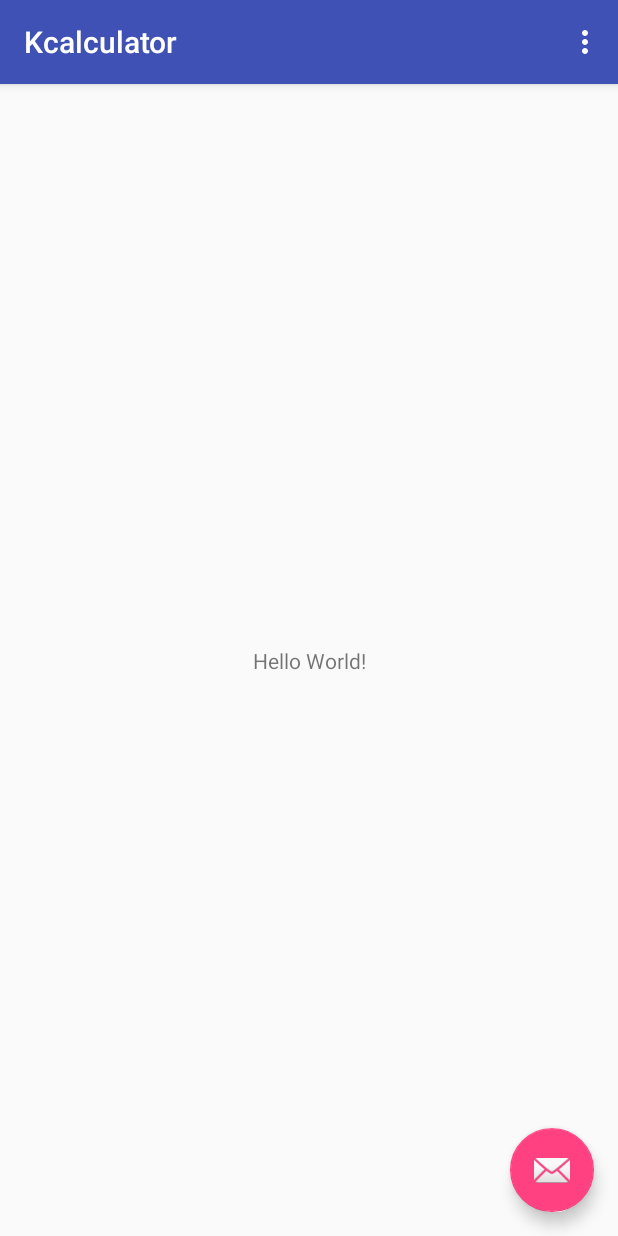
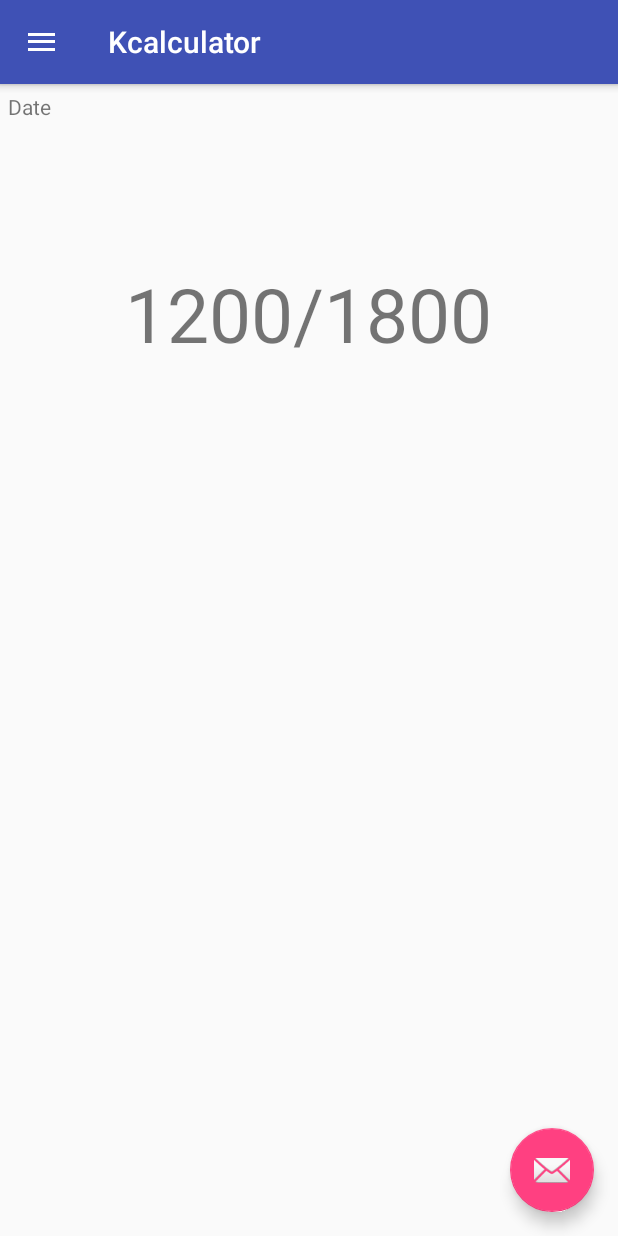
Before and after one commit to vtimea/Kcalculator, an Android app: the screen it shows after launch (HomeActivity), on a phone screen of 412 x 824 dp. Run offline under Robolectric (Android 15) with nearby library versions, the phone set to English and light mode, and no system bars.

Commit message:
home activity: nav drawer, layout

```diff
--- a/app/build.gradle
+++ b/app/build.gradle
@@ -9,6 +9,7 @@ android {
         versionCode 1
         versionName "1.0"
         testInstrumentationRunner "android.support.test.runner.AndroidJUnitRunner"
+        vectorDrawables.useSupportLibrary = true
     }
     buildTypes {
         release {
@@ -23,6 +24,8 @@ dependencies {
     implementation 'com.android.support:appcompat-v7:26.1.0'
     implementation 'com.android.support.constraint:constraint-layout:1.0.2'
     implementation 'com.android.support:design:26.1.0'
+    implementation 'com.android.support:support-v4:26.1.0'
+    implementation 'com.android.support:support-vector-drawable:26.1.0'
     testImplementation 'junit:junit:4.12'
     androidTestImplementation 'com.android.support.test:runner:1.0.1'
     androidTestImplementation 'com.android.support.test.espresso:espresso-core:3.0.1'
--- a/app/src/main/AndroidManifest.xml
+++ b/app/src/main/AndroidManifest.xml
@@ -11,14 +11,16 @@
         android:theme="@style/AppTheme">
         <activity
             android:name=".activities.HomeActivity"
-            android:label="@string/app_name"
-            android:theme="@style/AppTheme.NoActionBar">
+            android:label="@string/app_name">
             <intent-filter>
                 <action android:name="android.intent.action.MAIN" />
 
                 <category android:name="android.intent.category.LAUNCHER" />
             </intent-filter>
         </activity>
+        <activity android:name=".activities.GraphsActivity" />
+        <activity android:name=".activities.AddItemActivity" />
+        <activity android:name=".activities.SettingsActivity"></activity>
     </application>
 
 </manifest>
--- a/app/src/main/java/vtimea/kcalculator/activities/HomeActivity.java
+++ b/app/src/main/java/vtimea/kcalculator/activities/HomeActivity.java
@@ -1,54 +1,82 @@
 package vtimea.kcalculator.activities;
 
+import android.content.Intent;
 import android.os.Bundle;
+import android.support.annotation.NonNull;
 import android.support.design.widget.FloatingActionButton;
-import android.support.design.widget.Snackbar;
+import android.support.design.widget.NavigationView;
+import android.support.v4.view.GravityCompat;
+import android.support.v4.widget.DrawerLayout;
+import android.support.v7.app.ActionBar;
 import android.support.v7.app.AppCompatActivity;
 import android.support.v7.widget.Toolbar;
 import android.view.View;
-import android.view.Menu;
 import android.view.MenuItem;
-
 import vtimea.kcalculator.R;
 
 public class HomeActivity extends AppCompatActivity {
+    private DrawerLayout mDrawerLayout;
 
     @Override
     protected void onCreate(Bundle savedInstanceState) {
         super.onCreate(savedInstanceState);
         setContentView(R.layout.activity_main);
-        Toolbar toolbar = (Toolbar) findViewById(R.id.toolbar);
-        setSupportActionBar(toolbar);
+
+        mDrawerLayout = findViewById(R.id.home_activity_drawer_layout);
+
+//        init navigation drawer
+        ActionBar actionbar = getSupportActionBar();
+        actionbar.setDisplayHomeAsUpEnabled(true);
+        actionbar.setHomeAsUpIndicator(R.drawable.ic_menu_white_24dp);
+
+        NavigationView navigationView = findViewById(R.id.nav_view);
+        navigationView.setNavigationItemSelectedListener(
+                new NavigationView.OnNavigationItemSelectedListener() {
+                    @Override
+                    public boolean onNavigationItemSelected(@NonNull MenuItem item) {
+                        item.setChecked(true);
+                        mDrawerLayout.closeDrawers();
+                        Intent intent;
+                        switch (item.getOrder()){
+                            //home
+                            case 0:
+                                //stay on home activity
+                                return true;
+                            //graphs
+                            case 1:
+                                intent = new Intent(getBaseContext(), GraphsActivity.class);
+                                startActivity(intent);
+                                return true;
+                            //settings
+                            case 2:
+                                intent = new Intent(getBaseContext(), SettingsActivity.class);
+                                startActivity(intent);
+                                return true;
+                            default:
+                                //stay on the activity
+                                return true;
+                        }
+                    }
+                }
+        );
 
         FloatingActionButton fab = (FloatingActionButton) findViewById(R.id.fab);
         fab.setOnClickListener(new View.OnClickListener() {
             @Override
             public void onClick(View view) {
-                Snackbar.make(view, "Replace with your own action", Snackbar.LENGTH_LONG)
-                        .setAction("Action", null).show();
+                Intent intent = new Intent(getBaseContext(), AddItemActivity.class);
+                startActivity(intent);
             }
         });
     }
 
     @Override
-    public boolean onCreateOptionsMenu(Menu menu) {
-        // Inflate the menu; this adds items to the action bar if it is present.
-        getMenuInflater().inflate(R.menu.menu_main, menu);
-        return true;
-    }
-
-    @Override
     public boolean onOptionsItemSelected(MenuItem item) {
-        // Handle action bar item clicks here. The action bar will
-        // automatically handle clicks on the Home/Up button, so long
-        // as you specify a parent activity in AndroidManifest.xml.
-        int id = item.getItemId();
-
-        //noinspection SimplifiableIfStatement
-        if (id == R.id.action_settings) {
-            return true;
+        switch (item.getItemId()) {
+            case android.R.id.home:
+                mDrawerLayout.openDrawer(GravityCompat.START);
+                return true;
         }
-
         return super.onOptionsItemSelected(item);
     }
 }
--- a/app/src/main/res/layout/content_main.xml
+++ b/app/src/main/res/layout/content_main.xml
@@ -1,20 +1,59 @@
 <?xml version="1.0" encoding="utf-8"?>
-<android.support.constraint.ConstraintLayout xmlns:android="http://schemas.android.com/apk/res/android"
+<android.support.v4.widget.DrawerLayout xmlns:android="http://schemas.android.com/apk/res/android"
     xmlns:app="http://schemas.android.com/apk/res-auto"
-    xmlns:tools="http://schemas.android.com/tools"
+    android:id="@+id/home_activity_drawer_layout"
     android:layout_width="match_parent"
     android:layout_height="match_parent"
-    app:layout_behavior="@string/appbar_scrolling_view_behavior"
-    tools:context="vtimea.kcalculator.activities.HomeActivity"
-    tools:showIn="@layout/activity_main">
+    android:fitsSystemWindows="true">
 
-    <TextView
+    <!-- Main body of the screen -->
+    <android.widget.LinearLayout
+        android:layout_width="match_parent"
+        android:layout_height="match_parent"
+        app:layout_behavior="@string/appbar_scrolling_view_behavior"
+        android:orientation="vertical"
+        android:weightSum="5">
+
+        <RelativeLayout
+            android:layout_width="match_parent"
+            android:layout_height="0dp"
+            android:layout_weight="2">
+
+            <TextView
+                android:id="@+id/tvDate"
+                android:layout_width="wrap_content"
+                android:layout_height="wrap_content"
+                android:layout_marginLeft="@dimen/tvdate_margin_left"
+                android:layout_marginTop="@dimen/tvdate_margin_top"
+                android:layout_alignParentLeft="true"
+                android:layout_alignParentStart="true"
+                android:layout_alignParentTop="true"
+                android:text="Date" />
+
+            <TextView
+                android:id="@+id/tvCalories"
+                android:layout_width="wrap_content"
+                android:layout_height="wrap_content"
+                android:layout_centerHorizontal="true"
+                android:layout_centerVertical="true"
+                android:text="1200/1800"
+                android:textSize="@dimen/tv_calories_text_size" />
+
+        </RelativeLayout>
+
+        <android.support.v4.view.ViewPager
+            android:layout_width="match_parent"
+            android:layout_height="0dp"
+            android:layout_weight="3"/>
+
+    </android.widget.LinearLayout>
+
+    <!-- content of the drawer -->
+    <android.support.design.widget.NavigationView
+        android:id="@+id/nav_view"
         android:layout_width="wrap_content"
-        android:layout_height="wrap_content"
-        android:text="Hello World!"
-        app:layout_constraintBottom_toBottomOf="parent"
-        app:layout_constraintLeft_toLeftOf="parent"
-        app:layout_constraintRight_toRightOf="parent"
-        app:layout_constraintTop_toTopOf="parent" />
-
-</android.support.constraint.ConstraintLayout>
+        android:layout_height="match_parent"
+        android:layout_gravity="start"
+        android:fitsSystemWindows="true"
+        app:menu="@menu/drawer_view"/>
+</android.support.v4.widget.DrawerLayout>
--- /dev/null
+++ b/app/src/main/res/menu/drawer_view.xml
@@ -0,0 +1,15 @@
+<?xml version="1.0" encoding="utf-8"?>
+<menu xmlns:android="http://schemas.android.com/apk/res/android">
+    <item
+        android:id="@+id/nav_home"
+        android:title="@string/home"
+        android:orderInCategory="0"/>
+    <item
+        android:id="@+id/nav_graphs"
+        android:title="@string/graphs"
+        android:orderInCategory="1"/>
+    <item
+        android:id="@+id/nav_settings"
+        android:title="@string/settings"
+        android:orderInCategory="2"/>
+</menu>
--- a/app/src/main/res/values/dimens.xml
+++ b/app/src/main/res/values/dimens.xml
@@ -1,3 +1,6 @@
 <resources>
     <dimen name="fab_margin">16dp</dimen>
+    <dimen name="tvdate_margin_left">5dp</dimen>
+    <dimen name="tvdate_margin_top">5dp</dimen>
+    <dimen name="tv_calories_text_size">50sp</dimen>
 </resources>
```
Also changed, not shown: app/src/main/java/vtimea/kcalculator/activities/AddItemActivity.java (added, +15 -0 lines), app/src/main/java/vtimea/kcalculator/activities/GraphsActivity.java (added, +15 -0 lines), app/src/main/java/vtimea/kcalculator/activities/SettingsActivity.java (added, +15 -0 lines), app/src/main/res/layout/activity_add_item.xml (added, +16 -0 lines), app/src/main/res/layout/activity_graphs.xml (added, +15 -0 lines), app/src/main/res/layout/activity_settings.xml (added, +9 -0 lines), app/src/main/res/values/strings.xml (+77 -0 lines).
